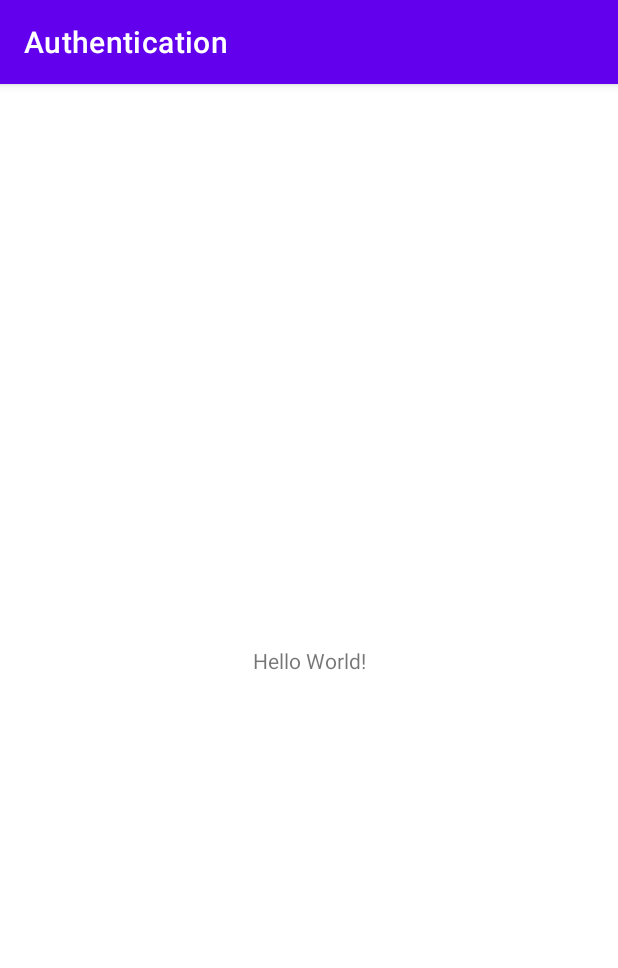
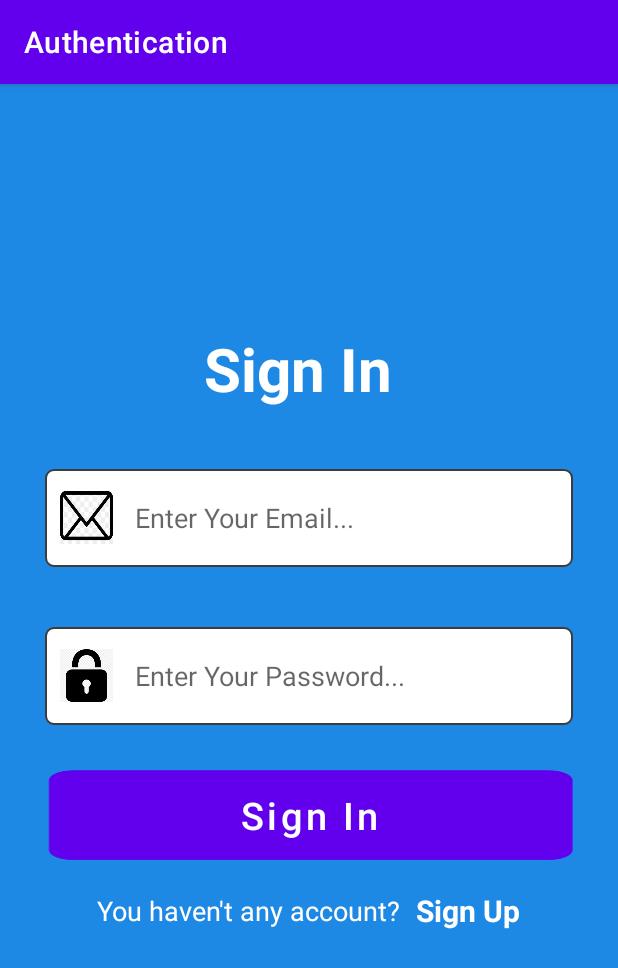
Before and after one commit to PrantoMondal/Authentication, an Android app: the screen it shows after launch (MainActivity), on a phone screen of 412 x 824 dp. Shown: the top 968 px of the screen. Run offline under Robolectric (Android 15) with nearby library versions, the phone set to English and light mode, and no system bars.

Commit message:
Sign in layout Done

```diff
--- /dev/null
+++ b/app/src/main/res/drawable/rectangular_field.xml
@@ -0,0 +1,9 @@
+<?xml version="1.0" encoding="utf-8"?>
+<shape xmlns:android="http://schemas.android.com/apk/res/android"
+    android:shape="rectangle">
+    <solid android:color="#ffffff"/>
+    <stroke android:width="1dp"
+        android:color="#3c3c3c"/>
+    <corners android:radius="5dp"/>
+
+</shape>
--- a/app/src/main/res/layout/activity_main.xml
+++ b/app/src/main/res/layout/activity_main.xml
@@ -1,18 +1,104 @@
 <?xml version="1.0" encoding="utf-8"?>
-<androidx.constraintlayout.widget.ConstraintLayout xmlns:android="http://schemas.android.com/apk/res/android"
+<!--suppress AndroidDomInspection -->
+<LinearLayout xmlns:android="http://schemas.android.com/apk/res/android"
     xmlns:app="http://schemas.android.com/apk/res-auto"
     xmlns:tools="http://schemas.android.com/tools"
     android:layout_width="match_parent"
     android:layout_height="match_parent"
+    android:gravity="center"
+    android:orientation="vertical"
+    android:background="#1E88E5"
+    android:paddingHorizontal="30dp"
     tools:context=".MainActivity">
 
     <TextView
+        android:layout_width="139dp"
+        android:layout_height="wrap_content"
+        android:text="Sign In"
+        android:textColor="#ffffff"
+        android:textSize="40dp"
+        android:textStyle="bold" />
+    <RelativeLayout
+        android:layout_width="match_parent"
+        android:layout_height="wrap_content"
+        android:layout_marginTop="40dp">
+        <EditText
+            android:id="@+id/email"
+            android:layout_width="match_parent"
+            android:layout_height="65dp"
+            android:hint="Enter Your Email..."
+            android:paddingVertical="15dp"
+            android:textColor="#000000"
+            android:inputType="textEmailAddress"
+            android:paddingLeft="60dp"
+            android:background="@drawable/rectangular_field"/>
+
+        <ImageView
+            android:layout_width="35dp"
+            android:layout_height="35dp"
+            android:layout_alignParentLeft="true"
+            android:layout_marginLeft="10dp"
+            android:background="@drawable/email"
+            android:layout_centerInParent = "true"/>
+
+
+    </RelativeLayout>
+    <RelativeLayout
+        android:layout_width="match_parent"
+        android:layout_height="wrap_content"
+        android:layout_marginTop="40dp">
+        <EditText
+            android:id="@+id/password"
+            android:layout_width="match_parent"
+            android:layout_height="65dp"
+            android:hint="Enter Your Password..."
+            android:paddingVertical="15dp"
+            android:textColor="#000000"
+            android:inputType="textEmailAddress"
+            android:paddingLeft="60dp"
+            android:background="@drawable/rectangular_field"/>
+
+        <ImageView
+            android:layout_width="35dp"
+            android:layout_height="35dp"
+            android:layout_marginLeft="10dp"
+            android:background="@drawable/password"
+            android:layout_alignParentLeft="true"
+            android:layout_centerInParent = "true"/>
+    </RelativeLayout>
+
+    <Button
+        android:id="@+id/login"
+        android:layout_width="match_parent"
+        android:layout_height="60dp"
+        android:text="Sign In"
+        android:textColor="#ffffff"
+        android:layout_marginTop="30dp"
+        android:background="@drawable/button_back"
+        android:textSize="25dp"
+        android:textAllCaps="false"/>
+    <LinearLayout
         android:layout_width="wrap_content"
         android:layout_height="wrap_content"
-        android:text="Hello World!"
-        app:layout_constraintBottom_toBottomOf="parent"
-        app:layout_constraintLeft_toLeftOf="parent"
-        app:layout_constraintRight_toRightOf="parent"
-        app:layout_constraintTop_toTopOf="parent" />
+        android:orientation="horizontal"
+        android:gravity="center"
+        android:layout_marginTop="20dp"
+        android:layout_marginBottom="40dp">
+        <TextView
+            android:layout_width="wrap_content"
+            android:layout_height="wrap_content"
+            android:text="You haven't any account?"
+            android:textColor="#ffffff"
+            android:textSize="18dp"/>
+        <TextView
+            android:layout_width="wrap_content"
+            android:layout_height="wrap_content"
+            android:text="Sign Up"
+            android:layout_marginLeft="10dp"
+            android:textStyle="bold"
+            android:textSize="20dp"
+            android:textColor="#ffffff"/>
 
-</androidx.constraintlayout.widget.ConstraintLayout>
+    </LinearLayout>
+
+</LinearLayout>
```
Also changed, not shown: app/src/main/res/drawable-v24/button_back.png (added), app/src/main/res/drawable-v24/email.png (added), app/src/main/res/drawable-v24/password.png (added).
